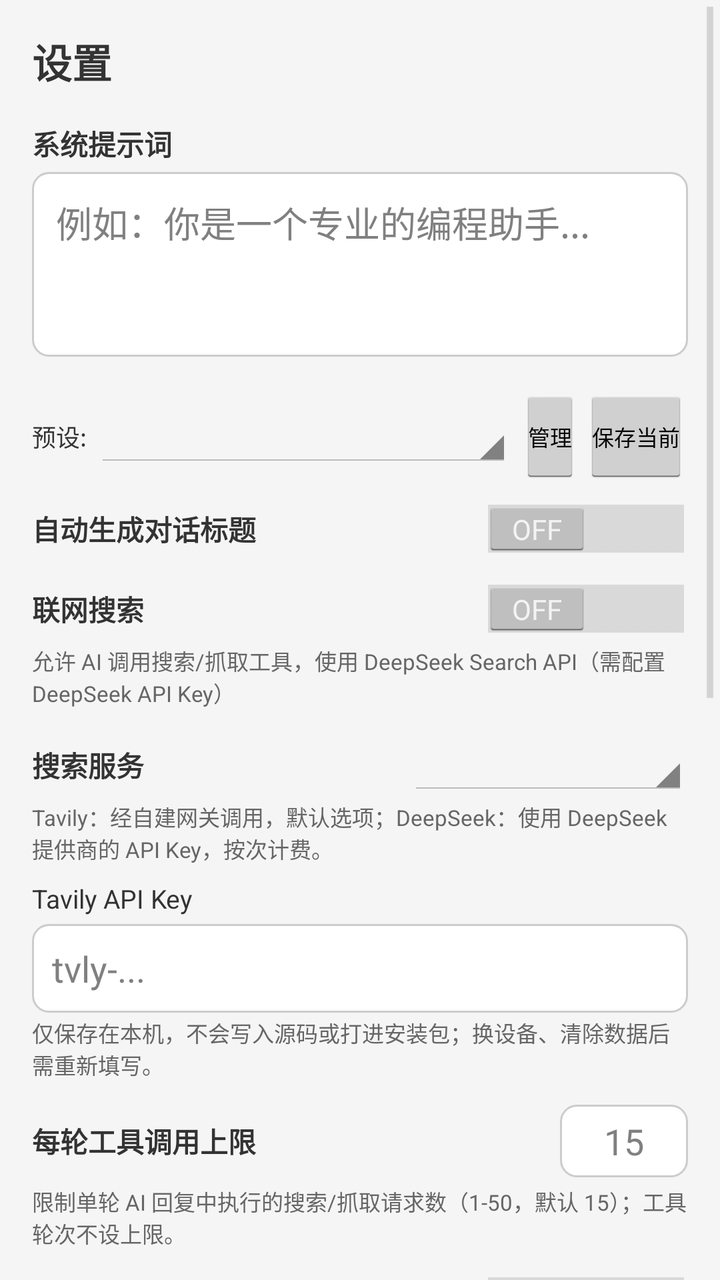
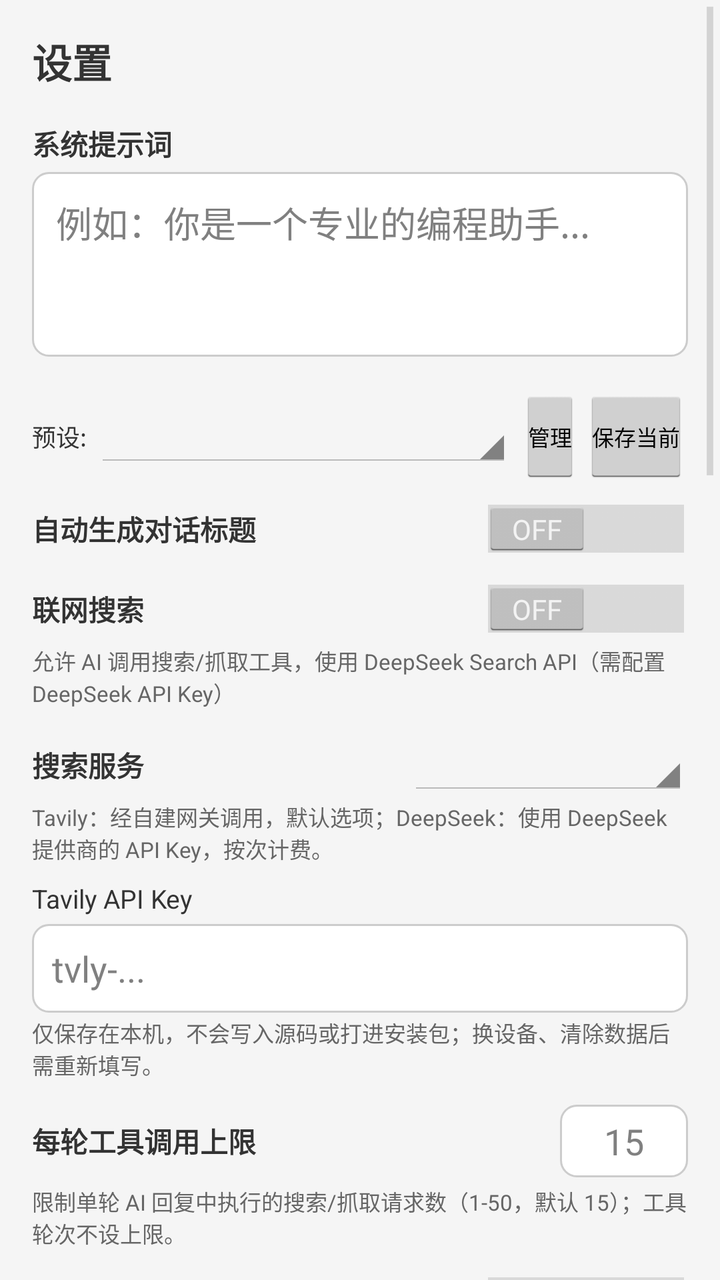

Two renders of the same Android screen: before a commit and after it. Below are the layout's source before the change and the commit's diff.
<!-- AndroidManifest.xml: application theme AppTheme -->
<!-- res/layout/activity_settings.xml -->
<?xml version="1.0" encoding="utf-8"?>
<ScrollView xmlns:android="http://schemas.android.com/apk/res/android"
    android:layout_width="match_parent"
    android:layout_height="match_parent"
    android:fillViewport="true">

<LinearLayout
    android:orientation="vertical"
    android:background="@color/background"
    android:padding="16dp"
    android:layout_width="match_parent"
    android:layout_height="wrap_content">

    <TextView
        android:textSize="20sp"
        android:textStyle="bold"
        android:textColor="@color/text_primary"
        android:layout_width="match_parent"
        android:layout_height="wrap_content"
        android:layout_marginBottom="16dp"
        android:text="设置"/>

    
    <TextView
        android:textSize="14sp"
        android:textStyle="bold"
        android:textColor="@color/text_primary"
        android:layout_width="match_parent"
        android:layout_height="wrap_content"
        android:layout_marginBottom="4dp"
        android:text="@string/system_prompt"/>
    <EditText
        android:gravity="top"
        android:id="@+id/system_prompt_edit"
        android:background="@drawable/edit_text_background"
        android:padding="12dp"
        android:layout_width="match_parent"
        android:layout_height="wrap_content"
        android:layout_marginBottom="16dp"
        android:hint="例如：你是一个专业的编程助手..."
        android:maxLines="6"
        android:minLines="3"
        android:inputType="textMultiLine"/>

    
    <LinearLayout
        android:gravity="center_vertical"
        android:orientation="horizontal"
        android:layout_width="match_parent"
        android:layout_height="wrap_content"
        android:layout_marginBottom="8dp">
        <TextView
            android:textSize="12sp"
            android:textColor="@color/text_primary"
            android:layout_width="wrap_content"
            android:layout_height="wrap_content"
            android:text="预设:"/>
        <Spinner
            android:id="@+id/preset_spinner"
            android:layout_width="0dp"
            android:layout_height="wrap_content"
            android:layout_weight="1"
            android:layout_marginLeft="4dp"/>
        <Button
            android:textSize="11sp"
            android:id="@+id/manage_presets_button"
            android:layout_width="wrap_content"
            android:layout_height="wrap_content"
            android:layout_marginLeft="4dp"
            android:padding="4dp"
            android:minWidth="0dp"
            android:text="管理"/>
        <Button
            android:textSize="11sp"
            android:id="@+id/save_preset_button"
            android:layout_width="wrap_content"
            android:layout_height="wrap_content"
            android:layout_marginLeft="2dp"
            android:padding="4dp"
            android:minWidth="0dp"
            android:text="保存当前"/>
    </LinearLayout>

    
    <LinearLayout
        android:gravity="center_vertical"
        android:orientation="horizontal"
        android:layout_width="match_parent"
        android:layout_height="wrap_content"
        android:layout_marginBottom="12dp">
        <TextView
            android:textSize="14sp"
            android:textStyle="bold"
            android:textColor="@color/text_primary"
            android:layout_width="0dp"
            android:layout_height="wrap_content"
            android:layout_weight="1"
            android:text="自动生成对话标题"/>
        <Switch
            android:id="@+id/auto_title_switch"
            android:layout_width="wrap_content"
            android:layout_height="wrap_content"/>
    </LinearLayout>

    
    <LinearLayout
        android:gravity="center_vertical"
        android:orientation="horizontal"
        android:layout_width="match_parent"
        android:layout_height="wrap_content"
        android:layout_marginBottom="4dp">
        <TextView
            android:textSize="14sp"
            android:textStyle="bold"
            android:textColor="@color/text_primary"
            android:layout_width="0dp"
            android:layout_height="wrap_content"
            android:layout_weight="1"
            android:text="联网搜索"/>
        <Switch
            android:id="@+id/web_search_switch"
            android:layout_width="wrap_content"
            android:layout_height="wrap_content"/>
    </LinearLayout>
    <TextView
        android:textSize="11sp"
        android:textColor="@color/text_secondary"
        android:layout_width="match_parent"
        android:layout_height="wrap_content"
        android:layout_marginBottom="12dp"
        android:text="允许 AI 调用搜索/抓取工具，使用 DeepSeek Search API（需配置 DeepSeek API Key）"/>

    
    <LinearLayout
        android:gravity="center_vertical"
        android:orientation="horizontal"
        android:layout_width="match_parent"
        android:layout_height="wrap_content"
        android:layout_marginBottom="2dp">
        <TextView
            android:textSize="14sp"
            android:textStyle="bold"
            android:textColor="@color/text_primary"
            android:layout_width="0dp"
            android:layout_height="wrap_content"
            android:layout_weight="1"
            android:text="搜索服务"/>
        <Spinner
            android:id="@+id/search_backend_spinner"
            android:layout_width="140dp"
            android:layout_height="wrap_content"/>
    </LinearLayout>
    <TextView
        android:textSize="11sp"
        android:textColor="@color/text_secondary"
        android:layout_width="match_parent"
        android:layout_height="wrap_content"
        android:layout_marginBottom="8dp"
        android:text="Tavily：经自建网关调用，默认选项；DeepSeek：使用 DeepSeek 提供商的 API Key，按次计费。"/>

    
    <TextView
        android:textSize="13sp"
        android:textColor="@color/text_primary"
        android:layout_width="match_parent"
        android:layout_height="wrap_content"
        android:layout_marginBottom="4dp"
        android:text="Tavily API Key"/>
    <EditText
        android:id="@+id/tavily_key_edit"
        android:background="@drawable/edit_text_background"
        android:padding="10dp"
        android:layout_width="match_parent"
        android:layout_height="wrap_content"
        android:layout_marginBottom="2dp"
        android:hint="tvly-..."
        android:inputType="textVisiblePassword"
        android:maxLines="1"/>
    <TextView
        android:textSize="11sp"
        android:textColor="@color/text_secondary"
        android:layout_width="match_parent"
        android:layout_height="wrap_content"
        android:layout_marginBottom="12dp"
        android:text="仅保存在本机，不会写入源码或打进安装包；换设备、清除数据后需重新填写。"/>

    
    <LinearLayout
        android:gravity="center_vertical"
        android:orientation="horizontal"
        android:layout_width="match_parent"
        android:layout_height="wrap_content"
        android:layout_marginBottom="4dp">
        <TextView
            android:textSize="14sp"
            android:textStyle="bold"
            android:textColor="@color/text_primary"
            android:layout_width="0dp"
            android:layout_height="wrap_content"
            android:layout_weight="1"
            android:text="每轮工具调用上限"/>
        <EditText
            android:id="@+id/web_search_max_calls_edit"
            android:background="@drawable/edit_text_background"
            android:gravity="center"
            android:inputType="number"
            android:maxLength="2"
            android:padding="6dp"
            android:layout_width="64dp"
            android:layout_height="wrap_content"
            android:hint="15"/>
    </LinearLayout>
    <TextView
        android:textSize="11sp"
        android:textColor="@color/text_secondary"
        android:layout_width="match_parent"
        android:layout_height="wrap_content"
        android:layout_marginBottom="12dp"
        android:text="限制单轮 AI 回复中执行的搜索/抓取请求数（1-50，默认 15）；工具轮次不设上限。"/>

    
    <LinearLayout
        android:gravity="center_vertical"
        android:orientation="horizontal"
        android:layout_width="match_parent"
        android:layout_height="wrap_content"
        android:layout_marginBottom="12dp">
        <TextView
            android:textSize="14sp"
            android:textStyle="bold"
            android:textColor="@color/text_primary"
            android:layout_width="0dp"
            android:layout_height="wrap_content"
            android:layout_weight="1"
            android:text="@string/quick_scan_mode"/>
        <Switch
            android:id="@+id/quick_scan_switch"
            android:layout_width="wrap_content"
            android:layout_height="wrap_content"/>
    </LinearLayout>

    
    <LinearLayout
        android:gravity="center_vertical"
        android:orientation="horizontal"
        android:layout_width="match_parent"
        android:layout_height="wrap_content"
        android:layout_marginBottom="12dp">
        <TextView
            android:textSize="14sp"
            android:textStyle="bold"
            android:textColor="@color/text_primary"
            android:layout_width="0dp"
            android:layout_height="wrap_content"
            android:layout_weight="1"
            android:text="启用调试日志"/>
        <Switch
            android:id="@+id/log_switch"
            android:layout_width="wrap_content"
            android:layout_height="wrap_content"/>
    </LinearLayout>

    
    <LinearLayout
        android:gravity="center_vertical"
        android:orientation="horizontal"
        android:layout_width="match_parent"
        android:layout_height="wrap_content"
        android:layout_marginBottom="12dp">
        <TextView
            android:textSize="14sp"
            android:textStyle="bold"
            android:textColor="@color/text_primary"
            android:layout_width="0dp"
            android:layout_height="wrap_content"
            android:layout_weight="1"
            android:text="实时渲染"/>
        <Switch
            android:id="@+id/realtime_render_switch"
            android:layout_width="wrap_content"
            android:layout_height="wrap_content"/>
    </LinearLayout>

    
    <LinearLayout
        android:gravity="center_vertical"
        android:orientation="horizontal"
        android:layout_width="match_parent"
        android:layout_height="wrap_content"
        android:layout_marginBottom="12dp">
        <TextView
            android:textSize="14sp"
            android:textStyle="bold"
            android:textColor="@color/text_primary"
            android:layout_width="0dp"
            android:layout_height="wrap_content"
            android:layout_weight="1"
            android:text="流式输出"/>
        <Switch
            android:id="@+id/stream_switch"
            android:layout_width="wrap_content"
            android:layout_height="wrap_content"/>
    </LinearLayout>

    
    <TextView
        android:textSize="14sp"
        android:textStyle="bold"
        android:textColor="@color/text_primary"
        android:layout_width="match_parent"
        android:layout_height="wrap_content"
        android:layout_marginBottom="4dp"
        android:text="标题生成提示词"/>
    <EditText
        android:gravity="top"
        android:id="@+id/title_prompt_edit"
        android:background="@drawable/edit_text_background"
        android:padding="12dp"
        android:layout_width="match_parent"
        android:layout_height="wrap_content"
        android:layout_marginBottom="16dp"
        android:hint="根据用户消息生成3-15字标题。只输出标题本身。"
        android:maxLines="3"
        android:minLines="2"
        android:inputType="textMultiLine"/>

    
    <LinearLayout
        android:gravity="center_vertical"
        android:orientation="horizontal"
        android:layout_width="match_parent"
        android:layout_height="wrap_content"
        android:layout_marginBottom="16dp">
        <TextView
            android:textSize="14sp"
            android:textStyle="bold"
            android:textColor="@color/text_primary"
            android:layout_width="wrap_content"
            android:layout_height="wrap_content"
            android:text="标题生成模型"/>
        <Spinner
            android:id="@+id/title_model_spinner"
            android:layout_width="0dp"
            android:layout_height="wrap_content"
            android:layout_weight="1"
            android:layout_marginLeft="8dp"/>
    </LinearLayout>

    
    <Button
        android:textSize="14sp"
        android:id="@+id/manage_models_button"
        android:layout_width="match_parent"
        android:layout_height="wrap_content"
        android:layout_marginBottom="16dp"
        android:text="管理模型 →"/>

    
    <Button
        android:textSize="14sp"
        android:id="@+id/balance_button"
        android:background="@color/primary"
        android:textColor="@android:color/white"
        android:layout_width="match_parent"
        android:layout_height="wrap_content"
        android:layout_marginBottom="24dp"
        android:text="查询 DeepSeek 余额"/>

    
    <LinearLayout
        android:gravity="end"
        android:orientation="horizontal"
        android:layout_width="match_parent"
        android:layout_height="wrap_content">
        <Button
            android:id="@+id/cancel_button"
            android:layout_width="wrap_content"
            android:layout_height="wrap_content"
            android:layout_marginRight="8dp"
            android:text="@string/cancel"/>
        <Button
            android:textColor="@android:color/white"
            android:id="@+id/save_button"
            android:background="@color/primary"
            android:layout_width="wrap_content"
            android:layout_height="wrap_content"
            android:minWidth="100dp"
            android:text="@string/save"/>
    </LinearLayout>
</LinearLayout>
</ScrollView>
<!-- resources referenced by this layout -->
<resources>
  <color name="background">#f5f5f5</color>
  <color name="primary">#2196f3</color>
  <color name="text_primary">#333333</color>
  <color name="text_secondary">#666666</color>
  <!-- drawable edit_text_background (drawable) -->
  <?xml version="1.0" encoding="utf-8"?>
  <shape xmlns:android="http://schemas.android.com/apk/res/android" android:shape="rectangle">
      <solid android:color="@android:color/white"/>
      <corners android:radius="8dp"/>
      <stroke android:width="1dp" android:color="@color/gray"/>
  </shape>
  <string name="cancel">取消</string>
  <string name="quick_scan_mode">快速搜题模式</string>
  <string name="save">保存</string>
  <string name="system_prompt">系统提示词</string>
  <style name="AppTheme" parent="@android:style/Theme.Holo.Light">
          <item name="android:windowBackground">@color/background</item>
          <item name="android:actionBarStyle">@style/ActionBarStyle</item>
      </style>
  <color name="gray">#cccccc</color>
  <style name="ActionBarStyle" parent="@android:style/Widget.Holo.Light.ActionBar">
          <item name="android:background">@color/primary</item>
      </style>
</resources>

<!-- the commit's change to res/layout/activity_settings.xml (unified diff, before → after) -->
@@ -224,6 +224,182 @@
         android:orientation="horizontal"
         android:layout_width="match_parent"
         android:layout_height="wrap_content"
+        android:layout_marginBottom="4dp">
+        <TextView
+            android:textSize="14sp"
+            android:textStyle="bold"
+            android:textColor="@color/text_primary"
+            android:layout_width="0dp"
+            android:layout_height="wrap_content"
+            android:layout_weight="1"
+            android:text="允许 AI 发起网络请求"/>
+        <Switch
+            android:id="@+id/http_tool_switch"
+            android:layout_width="wrap_content"
+            android:layout_height="wrap_content"/>
+    </LinearLayout>
+    <TextView
+        android:textSize="11sp"
+        android:textColor="@color/text_secondary"
+        android:layout_width="match_parent"
+        android:layout_height="wrap_content"
+        android:layout_marginBottom="12dp"
+        android:text="开启后模型可直接请求公网 URL 调用 API（禁止访问本机与内网，响应截断 8 KB）。默认关闭。"/>
+
+    
+    <LinearLayout
+        android:gravity="center_vertical"
+        android:orientation="horizontal"
+        android:layout_width="match_parent"
+        android:layout_height="wrap_content"
+        android:layout_marginBottom="4dp">
+        <TextView
+            android:textSize="14sp"
+            android:textStyle="bold"
+            android:textColor="@color/text_primary"
+            android:layout_width="0dp"
+            android:layout_height="wrap_content"
+            android:layout_weight="1"
+            android:text="429 自动重试"/>
+        <Switch
+            android:id="@+id/retry_429_switch"
+            android:layout_width="wrap_content"
+            android:layout_height="wrap_content"/>
+    </LinearLayout>
+    <TextView
+        android:textSize="11sp"
+        android:textColor="@color/text_secondary"
+        android:layout_width="match_parent"
+        android:layout_height="wrap_content"
+        android:layout_marginBottom="8dp"
+        android:text="仅对「请求过于频繁」(HTTP 429) 生效；服务端返回 Retry-After 时以它为准。"/>
+
+    <LinearLayout
+        android:gravity="center_vertical"
+        android:orientation="horizontal"
+        android:layout_width="match_parent"
+        android:layout_height="wrap_content"
+        android:layout_marginBottom="6dp">
+        <TextView
+            android:textSize="13sp"
+            android:textColor="@color/text_primary"
+            android:layout_width="0dp"
+            android:layout_height="wrap_content"
+            android:layout_weight="1"
+            android:text="最多重试次数（1-5）"/>
+        <EditText
+            android:id="@+id/retry_429_max_edit"
+            android:background="@drawable/edit_text_background"
+            android:gravity="center"
+            android:inputType="number"
+            android:maxLength="1"
+            android:padding="6dp"
+            android:layout_width="64dp"
+            android:layout_height="wrap_content"
+            android:hint="3"/>
+    </LinearLayout>
+    <LinearLayout
+        android:gravity="center_vertical"
+        android:orientation="horizontal"
+        android:layout_width="match_parent"
+        android:layout_height="wrap_content"
+        android:layout_marginBottom="6dp">
+        <TextView
+            android:textSize="13sp"
+            android:textColor="@color/text_primary"
+            android:layout_width="0dp"
+            android:layout_height="wrap_content"
+            android:layout_weight="1"
+            android:text="首次等待（秒，1-30）"/>
+        <EditText
+            android:id="@+id/retry_429_base_edit"
+            android:background="@drawable/edit_text_background"
+            android:gravity="center"
+            android:inputType="number"
+            android:maxLength="2"
+            android:padding="6dp"
+            android:layout_width="64dp"
+            android:layout_height="wrap_content"
+            android:hint="2"/>
+    </LinearLayout>
+    <LinearLayout
+        android:gravity="center_vertical"
+        android:orientation="horizontal"
+        android:layout_width="match_parent"
+        android:layout_height="wrap_content"
+        android:layout_marginBottom="6dp">
+        <TextView
+            android:textSize="13sp"
+            android:textColor="@color/text_primary"
+            android:layout_width="0dp"
+            android:layout_height="wrap_content"
+            android:layout_weight="1"
+            android:text="单次最长等待（秒，1-120）"/>
+        <EditText
+            android:id="@+id/retry_429_max_wait_edit"
+            android:background="@drawable/edit_text_background"
+            android:gravity="center"
+            android:inputType="number"
+            android:maxLength="3"
+            android:padding="6dp"
+            android:layout_width="64dp"
+            android:layout_height="wrap_content"
+            android:hint="30"/>
+    </LinearLayout>
+    <LinearLayout
+        android:gravity="center_vertical"
+        android:orientation="horizontal"
+        android:layout_width="match_parent"
+        android:layout_height="wrap_content"
+        android:layout_marginBottom="12dp">
+        <TextView
+            android:textSize="13sp"
+            android:textColor="@color/text_primary"
+            android:layout_width="0dp"
+            android:layout_height="wrap_content"
+            android:layout_weight="1"
+            android:text="指数退避（2s → 4s → 8s）"/>
+        <Switch
+            android:id="@+id/retry_429_backoff_switch"
+            android:layout_width="wrap_content"
+            android:layout_height="wrap_content"/>
+    </LinearLayout>
+
+    
+    <TextView
+        android:textSize="14sp"
+        android:textStyle="bold"
+        android:textColor="@color/text_primary"
+        android:layout_width="match_parent"
+        android:layout_height="wrap_content"
+        android:layout_marginBottom="6dp"
+        android:text="代码执行提示词"/>
+    <EditText
+        android:id="@+id/js_env_prompt_edit"
+        android:background="@drawable/edit_text_background"
+        android:gravity="top|start"
+        android:inputType="textMultiLine"
+        android:minLines="4"
+        android:maxLines="10"
+        android:padding="8dp"
+        android:textSize="13sp"
+        android:layout_width="match_parent"
+        android:layout_height="wrap_content"
+        android:layout_marginBottom="4dp"/>
+    <TextView
+        android:textSize="11sp"
+        android:textColor="@color/text_secondary"
+        android:layout_width="match_parent"
+        android:layout_height="wrap_content"
+        android:layout_marginBottom="12dp"
+        android:text="小工具页的「复制环境提示词」「发送给 AI」会用它。可用占位符：{android} {api} {webview} {model} {app_version} {ua}"/>
+
+    
+    <LinearLayout
+        android:gravity="center_vertical"
+        android:orientation="horizontal"
+        android:layout_width="match_parent"
+        android:layout_height="wrap_content"
         android:layout_marginBottom="12dp">
         <TextView
             android:textSize="14sp"
@@ -367,6 +543,15 @@
         android:text="查询 DeepSeek 余额"/>
 
     
+    <Button
+        android:textSize="14sp"
+        android:id="@+id/about_button"
+        android:layout_width="match_parent"
+        android:layout_height="wrap_content"
+        android:layout_marginBottom="24dp"
+        android:text="关于"/>
+
+    
     <LinearLayout
         android:gravity="end"
         android:orientation="horizontal"
